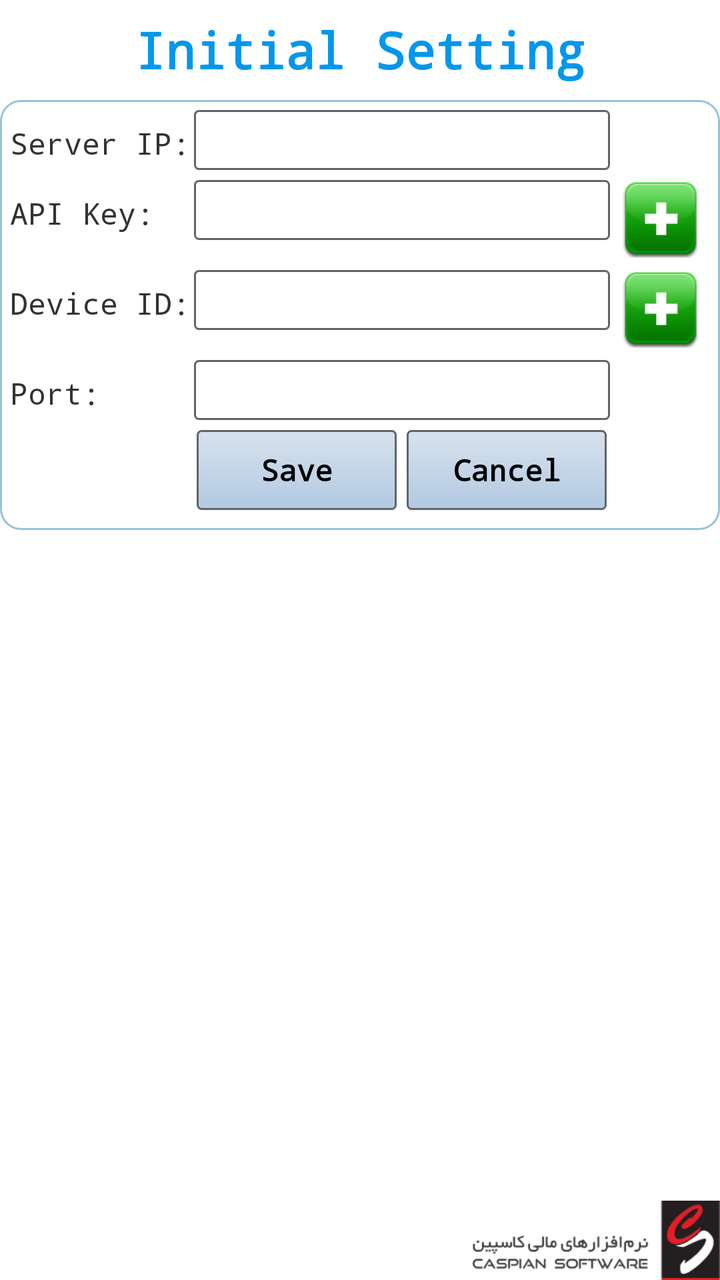
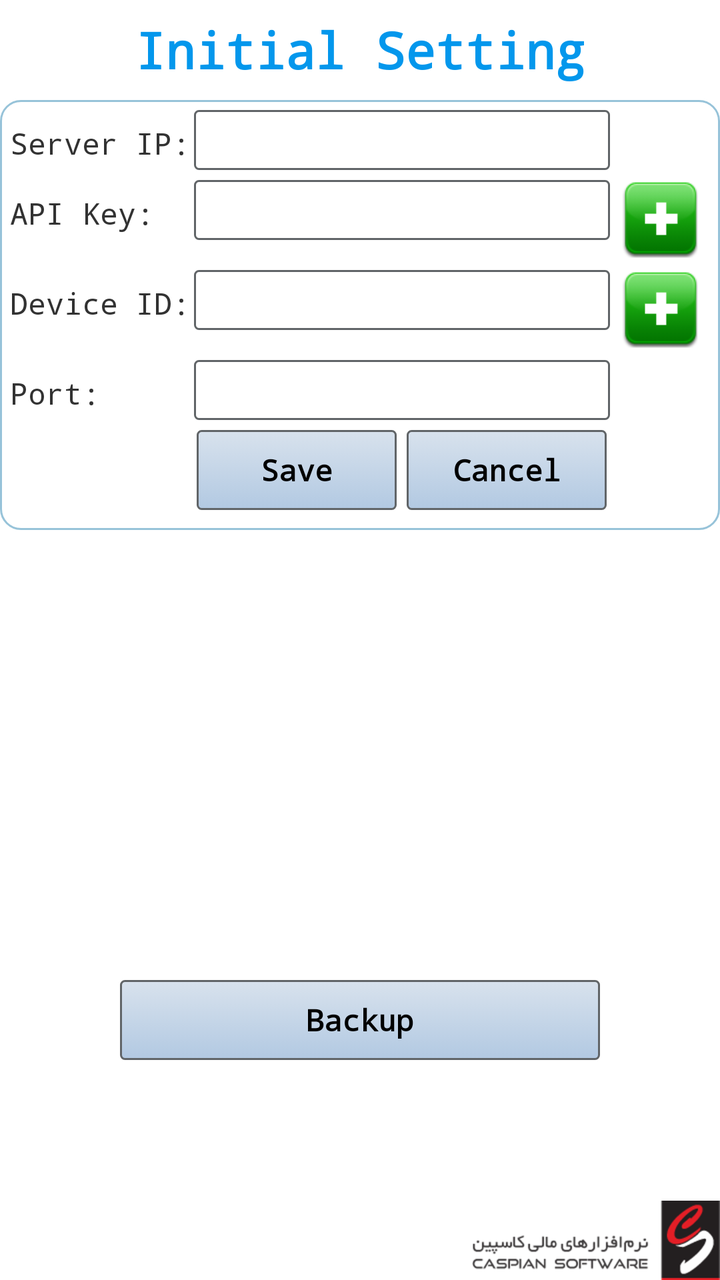

Compare the two renders of this Android layout. The source of the first and the diff that turns it into the second are given below.
<!-- AndroidManifest.xml: application theme AppTheme -->
<!-- res/layout/fragment_initial_setting.xml -->
<?xml version="1.0" encoding="utf-8"?>
<RelativeLayout xmlns:android="http://schemas.android.com/apk/res/android"
                android:orientation="vertical"
                android:layout_width="match_parent"
                android:layout_height="match_parent">

    <include layout="@layout/image_logo" android:id="@+id/caspian_logo"/>

    <LinearLayout style="@style/frame">
        <TextView
            android:text="@string/initial_title"
            style="@style/pageTitle" />

        <LinearLayout style="@style/frame_content" android:id="@+id/login_frame">
            <TableLayout
                android:layout_width="match_parent"
                android:layout_height="match_parent"
                android:shrinkColumns="1"
                android:layoutDirection="ltr">

                <TableRow style="@style/row">
                    <TextView style="@style/label_latin" android:text="@string/initial_IP" android:id="@+id/initial_label_IP" android:labelFor="@+id/initial_ip" />
                    <EditText  android:id="@id/initial_ip" style="@style/textBoxIP"  />
                </TableRow>

                <TableRow style="@style/row">
                    <TextView style="@style/label_latin" android:text="@string/initial_API" android:id="@+id/initial_label_API" />
                    <TextView android:id="@+id/initial_api_key" style="@style/textBoxLatin" android:labelFor="@id/initial_label_API" />

                    <ImageView
                        android:layout_width="50dp"
                        android:layout_height="40dp"
                        android:id="@+id/initial_btnApiKeyGenerate"
                        android:src="@drawable/add_btn"/>
                </TableRow>

                <TableRow style="@style/row">
                    <TextView style="@style/label_latin" android:text="@string/initial_DeviceID" android:id="@+id/initial_label_device_id" />
                    <TextView android:id="@+id/initial_device_id" style="@style/textBoxLatin" android:labelFor="@id/initial_label_device_id" />

                    <ImageView
                        android:layout_width="50dp"
                        android:layout_height="40dp"
                        android:id="@+id/initial_btnDeviceIdGenerate"
                        android:src="@drawable/add_btn"/>
                </TableRow>

                <TableRow style="@style/row">
                    <TextView style="@style/label_latin" android:text="@string/initial_port" android:id="@+id/initial_label_port" android:labelFor="@+id/initial_port" />
                    <EditText android:id="@id/initial_port" style="@style/textBoxLatinDigit" />
                </TableRow>

                <TableRow style="@style/row">
                    <LinearLayout />

                    <LinearLayout android:layout_gravity="center"
                                  android:orientation="horizontal"
                                  android:layout_width="match_parent"
                                  android:layout_height="wrap_content">
                        <Button
                            style="@style/button"
                            android:id="@+id/initial_btnSave"
                            android:text="@string/initial_save"/>

                        <Button
                            style="@style/button"
                            android:id="@+id/initial_btnCancel"
                            android:text="@string/initial_cancel"
                            android:layout_marginStart="5dp"/>
                    </LinearLayout>
                </TableRow>
            </TableLayout>
        </LinearLayout>

        <ProgressBar
            style="@style/progressBarCircle"
            android:id="@+id/initial_progressBar" />

        <TextView style="@style/errorLabel" android:id="@+id/login_error" />
    </LinearLayout>


</RelativeLayout>
<!-- res/layout/image_logo.xml (included above) -->
<ImageView xmlns:android="http://schemas.android.com/apk/res/android"
           android:layout_width="wrap_content"
           android:layout_height="wrap_content"
           android:src="@drawable/ic_logo"
           android:layout_alignParentEnd="true"
           android:layout_alignParentBottom="true"
           android:layout_marginBottom="0dp"
           android:layout_marginStart="0dp"
           android:layout_marginTop="0dp"
           />
<!-- resources referenced by this layout -->
<resources>
  <string name="initial_API">API Key:</string>
  <string name="initial_DeviceID">Device ID:</string>
  <string name="initial_IP">Server IP:</string>
  <string name="initial_cancel">Cancel</string>
  <string name="initial_port">Port:</string>
  <string name="initial_save">Save</string>
  <string name="initial_title">Initial Setting</string>
  <style name="button">
          <item name="android:layout_width">100dp</item>
          <item name="android:layout_height">40dp</item>
          <item name="android:textSize">15sp</item>
          <item name="android:textStyle">bold</item>
          <item name="android:background">@drawable/button_theme</item>
      </style>
  <style name="frame">
          <item name="android:layout_width">match_parent</item>
          <item name="android:layout_height">wrap_content</item>
          
          <item name="android:layout_centerHorizontal">true</item>
          <item name="android:orientation">vertical</item>
      </style>
  <style name="label_latin" parent="label">
          <item name="android:textDirection">ltr</item>
          
      </style>
  <style name="row">
          <item name="android:layout_width">match_parent</item>
          <item name="android:layout_height">wrap_content</item>
          
          <item name="android:layout_marginBottom">5dp</item>
          <item name="android:orientation">horizontal</item>
      </style>
  <style name="textBoxIP" parent="textBoxLatinDigit">
          <item name="android:digits">0123456789.</item>
      </style>
  <style name="textBoxLatin" parent="textBoxStandard">
          <item name="android:textDirection">ltr</item>
          <item name="android:textAlignment">viewStart</item>
          <item name="android:typeface">serif</item>
      </style>
  <style name="textBoxLatinDigit" parent="textBoxLatin">
          <item name="android:digits">0123456789</item>
          <item name="android:inputType">number</item>
      </style>
  <style name="AppTheme" parent="android:Theme.Holo.Light.DarkActionBar"> 
          
          <item name="colorPrimary">@color/colorPrimary</item>
          <item name="colorPrimaryDark">@color/colorPrimaryDark</item>
  
          
          <item name="colorAccent">@color/colorAccent</item>
          <item name="android:typeface">monospace</item>
      </style>
  <style name="label">
          <item name="android:layout_width">wrap_content</item>
          <item name="android:layout_height">30dp</item>
          <item name="android:textSize">15sp</item>
          
          <item name="android:paddingEnd">2dp</item>
          <item name="android:paddingRight">2dp</item>
          <item name="android:gravity">center_vertical</item>
      </style>
  <color name="errorText">#1b1a1a</color>
  <!-- drawable error_theme (drawable) -->
  <?xml version="1.0" encoding="utf-8"?>
  <shape xmlns:android="http://schemas.android.com/apk/res/android"
      android:shape="rectangle">
  
  
      <corners android:radius="10dp" />
      <solid android:color="@color/errorBackColor" />
  </shape>
  <color name="bluePageTitle">#0397ec</color>
  <color name="colorPrimary">#1c1c1d</color>
  <color name="colorPrimaryDark">#1c1c1d</color>
  <color name="colorAccent">#0397ec</color>
  <color name="buttonStartGradient">#b2c9e2</color>
  <color name="textBoxBorderColor">#616568</color>
  <color name="buttonEndGradient">#d8e2ed</color>
  <color name="errorBackColor">#f2e580</color>
  <color name="frameBorderColor">#97c3d9</color>
  <!-- drawable textbox_theme (drawable-mdpi) -->
  <?xml version="1.0" encoding="utf-8"?>
  <selector xmlns:android="http://schemas.android.com/apk/res/android">
      <item android:state_focused="true"
            android:drawable="@drawable/textbox_onfocus" />
  
      <item android:drawable="@drawable/textbox_normal" />
  
  </selector>
  <color name="textBoxOnFocus">#f2e580</color>
  <!-- unchanged entries left out for length: 12 -->
</resources>

<!-- the commit's change to res/layout/fragment_initial_setting.xml (unified diff, before → after) -->
@@ -79,6 +79,16 @@
         <TextView style="@style/errorLabel" android:id="@+id/login_error" />
     </LinearLayout>
 
+    
+    <Button
+        style="@style/button"
+        android:id="@+id/initial_btnBackup"
+        android:text="@string/initial_backup"
+        android:layout_width="240dp"
+        android:layout_alignParentBottom="true"
+        android:layout_centerHorizontal="true"
+        android:layout_marginBottom="110dp" />
+
 
 </RelativeLayout>
 <!-- res/layout/image_logo.xml (included above) -->
<!-- resource entries referenced after the edit -->
@@ -3,6 +3,7 @@
   <string name="initial_API">API Key:</string>
   <string name="initial_DeviceID">Device ID:</string>
   <string name="initial_IP">Server IP:</string>
+  <string name="initial_backup">Backup</string>
   <string name="initial_cancel">Cancel</string>
   <string name="initial_port">Port:</string>
   <string name="initial_save">Save</string>
